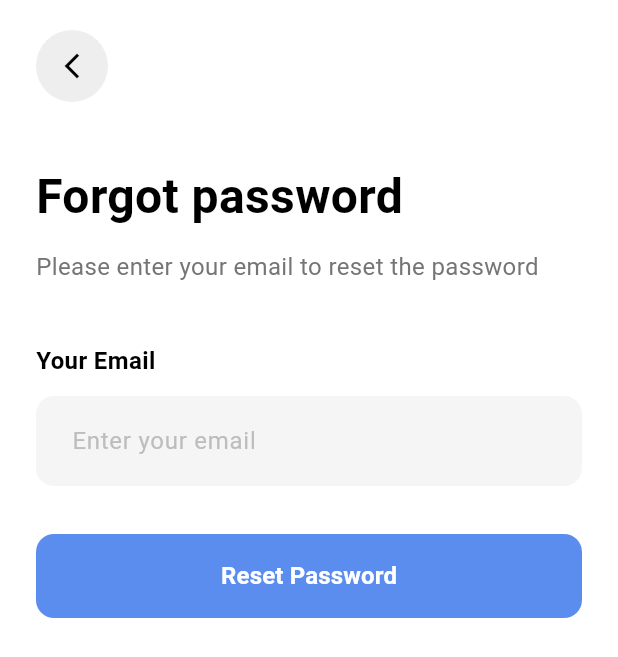
After one commit to Zeyadkhatab/Mindfull_App, a Flutter app: the ForgotPasswordScreen screen opened directly, on a phone screen of 412 x 824 dp. The commit adds this screen. Shown: the top 657 px of the screen. Run offline on Flutter 3.47's test engine with Material 3 defaults, Android fonts, the phone set to English and light mode, and no system bars; our stand-ins replace flutter_svg, google_fonts, image_picker, ionicons, supabase_flutter; accounts and stored records are empty.

Commit message:
adding forget password screen

```diff
--- /dev/null
+++ b/lib/forget_password.dart
@@ -0,0 +1,232 @@
+import 'package:flutter/material.dart';
+import 'package:supabase_flutter/supabase_flutter.dart';
+
+class ForgotPasswordScreen extends StatefulWidget {
+  const ForgotPasswordScreen({Key? key}) : super(key: key);
+
+  @override
+  State<ForgotPasswordScreen> createState() => _ForgotPasswordScreenState();
+}
+
+class _ForgotPasswordScreenState extends State<ForgotPasswordScreen> {
+  final _formKey = GlobalKey<FormState>();
+  final _emailController = TextEditingController();
+  final _supabase = Supabase.instance.client;
+  bool _isLoading = false;
+
+  @override
+  void dispose() {
+    _emailController.dispose();
+    super.dispose();
+  }
+
+  Future<void> _resetPassword() async {
+    if (!_formKey.currentState!.validate()) {
+      return;
+    }
+
+    setState(() {
+      _isLoading = true;
+    });
+
+    try {
+      await _supabase.auth.resetPasswordForEmail(
+        _emailController.text.trim(),
+        redirectTo: 'your-app://reset-password', // Optional: customize redirect URL
+      );
+
+      if (mounted) {
+        // Show success message
+        ScaffoldMessenger.of(context).showSnackBar(
+          const SnackBar(
+            content: Text('Password reset email sent! Check your inbox.'),
+            backgroundColor: Colors.green,
+            duration: Duration(seconds: 4),
+          ),
+        );
+
+        // Optional: Navigate back after successful request
+        Navigator.pop(context);
+      }
+    } on AuthException catch (e) {
+      if (mounted) {
+        ScaffoldMessenger.of(context).showSnackBar(
+          SnackBar(
+            content: Text(e.message),
+            backgroundColor: Colors.red,
+            duration: const Duration(seconds: 4),
+          ),
+        );
+      }
+    } catch (e) {
+      if (mounted) {
+        ScaffoldMessenger.of(context).showSnackBar(
+          const SnackBar(
+            content: Text('An unexpected error occurred. Please try again.'),
+            backgroundColor: Colors.red,
+            duration: Duration(seconds: 4),
+          ),
+        );
+      }
+    } finally {
+      if (mounted) {
+        setState(() {
+          _isLoading = false;
+        });
+      }
+    }
+  }
+
+  @override
+  Widget build(BuildContext context) {
+    return Scaffold(
+      backgroundColor: Colors.white,
+      body: SafeArea(
+        child: Padding(
+          padding: const EdgeInsets.symmetric(horizontal: 24.0),
+          child: Form(
+            key: _formKey,
+            child: Column(
+              crossAxisAlignment: CrossAxisAlignment.start,
+              children: [
+                const SizedBox(height: 20),
+                // Back button
+                GestureDetector(
+                  onTap: () => Navigator.pop(context),
+                  child: Container(
+                    width: 48,
+                    height: 48,
+                    decoration: BoxDecoration(
+                      color: Colors.grey[200],
+                      shape: BoxShape.circle,
+                    ),
+                    child: const Icon(
+                      Icons.arrow_back_ios_new,
+                      color: Colors.black,
+                      size: 20,
+                    ),
+                  ),
+                ),
+                const SizedBox(height: 40),
+                // Title
+                const Text(
+                  'Forgot password',
+                  style: TextStyle(
+                    fontSize: 32,
+                    fontWeight: FontWeight.bold,
+                    color: Colors.black,
+                  ),
+                ),
+                const SizedBox(height: 12),
+                // Subtitle
+                Text(
+                  'Please enter your email to reset the password',
+                  style: TextStyle(
+                    fontSize: 16,
+                    color: Colors.grey[600],
+                  ),
+                ),
+                const SizedBox(height: 40),
+                // Email label
+                const Text(
+                  'Your Email',
+                  style: TextStyle(
+                    fontSize: 16,
+                    fontWeight: FontWeight.w600,
+                    color: Colors.black,
+                  ),
+                ),
+                const SizedBox(height: 12),
+                // Email input field
+                TextFormField(
+                  controller: _emailController,
+                  keyboardType: TextInputType.emailAddress,
+                  enabled: !_isLoading,
+                  decoration: InputDecoration(
+                    hintText: 'Enter your email',
+                    hintStyle: TextStyle(
+                      color: Colors.grey[400],
+                      fontSize: 16,
+                    ),
+                    filled: true,
+                    fillColor: Colors.grey[100],
+                    border: OutlineInputBorder(
+                      borderRadius: BorderRadius.circular(12),
+                      borderSide: BorderSide.none,
+                    ),
+                    enabledBorder: OutlineInputBorder(
+                      borderRadius: BorderRadius.circular(12),
+                      borderSide: BorderSide.none,
+                    ),
+                    focusedBorder: OutlineInputBorder(
+                      borderRadius: BorderRadius.circular(12),
+                      borderSide: const BorderSide(
+                        color: Color(0xFF5B8DEE),
+                        width: 2,
+                      ),
+                    ),
+                    errorBorder: OutlineInputBorder(
+                      borderRadius: BorderRadius.circular(12),
+                      borderSide: const BorderSide(
+                        color: Colors.red,
+                        width: 1,
+                      ),
+                    ),
+                    contentPadding: const EdgeInsets.symmetric(
+                      horizontal: 20,
+                      vertical: 18,
+                    ),
+                  ),
+                  validator: (value) {
+                    if (value == null || value.isEmpty) {
+                      return 'Please enter your email';
+                    }
+                    if (!RegExp(r'^[\w-\.]+@([\w-]+\.)+[\w-]{2,4}$')
+                        .hasMatch(value)) {
+                      return 'Please enter a valid email';
+                    }
+                    return null;
+                  },
+                ),
+                const SizedBox(height: 32),
+                // Reset Password button
+                SizedBox(
+                  width: double.infinity,
+                  height: 56,
+                  child: ElevatedButton(
+                    onPressed: _isLoading ? null : _resetPassword,
+                    style: ElevatedButton.styleFrom(
+                      backgroundColor: const Color(0xFF5B8DEE),
+                      disabledBackgroundColor: const Color(0xFF5B8DEE).withOpacity(0.6),
+                      shape: RoundedRectangleBorder(
+                        borderRadius: BorderRadius.circular(12),
+                      ),
+                      elevation: 0,
+                    ),
+                    child: _isLoading
+                        ? const SizedBox(
+                      width: 24,
+                      height: 24,
+                      child: CircularProgressIndicator(
+                        color: Colors.white,
+                        strokeWidth: 2.5,
+                      ),
+                    )
+                        : const Text(
+                      'Reset Password',
+                      style: TextStyle(
+                        fontSize: 16,
+                        fontWeight: FontWeight.w600,
+                        color: Colors.white,
+                      ),
+                    ),
+                  ),
+                ),
+              ],
+            ),
+          ),
+        ),
+      ),
+    );
+  }
+}
--- a/lib/main.dart
+++ b/lib/main.dart
@@ -10,7 +10,7 @@ import 'package:supabase_flutter/supabase_flutter.dart';
 void main() async {
   WidgetsFlutterBinding.ensureInitialized();
   await Supabase.initialize(
-    url: 'https://lerzabsngwcxgmbvfsyp.supabase.co', // your Supabase project URL
+    url: 'https://lerzabsngwcxgmbvfsyp.supabase.co',
     anonKey: 'eyJhbGciOiJIUzI1NiIsInR5cCI6IkpXVCJ9.eyJpc3MiOiJzdXBhYmFzZSIsInJlZiI6ImxlcnphYnNuZ3djeGdtYnZmc3lwIiwicm9sZSI6ImFub24iLCJpYXQiOjE3NjQ4NDczMjMsImV4cCI6MjA4MDQyMzMyM30.LbIA8bwu5P63aGxi-k5IDByKjzuEgRF6Z8cytAPtoLE',               // your Supabase anon/public key
   );
 
@@ -25,10 +25,10 @@ class MyApp extends StatelessWidget {
     return MaterialApp(
       debugShowCheckedModeBanner: false,
 
-      // 👇 Start the app from SplashScreen
+
       initialRoute: '/splash',
 
-      // 👇 All your screens go here
+
       routes: {
         '/splash': (context) => const SplashScreen(),
         '/login': (context) => const LoginPage(),
```
